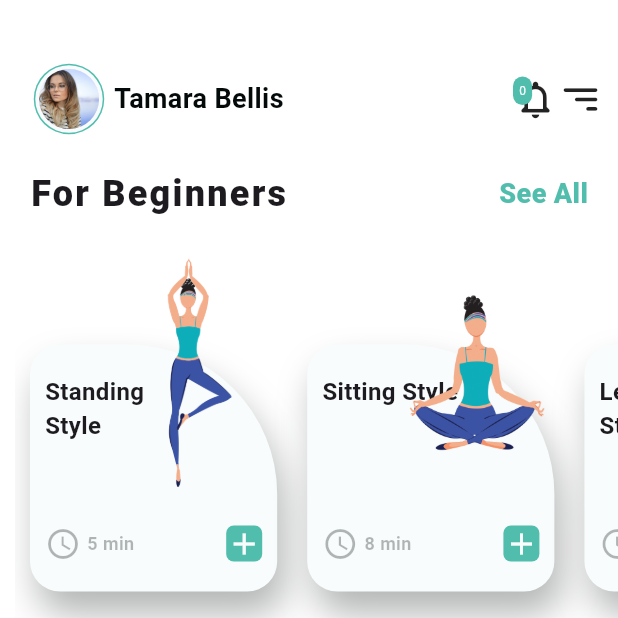
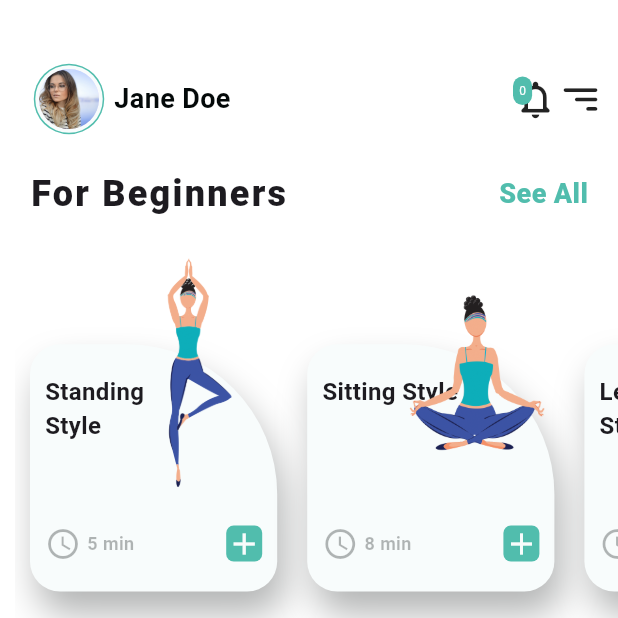
Before and after one commit to GaetanCottrez/yoga-flutter-app, a Flutter app: the HomeScreen screen opened directly, on a phone screen of 412 x 824 dp, the top half of it. Run offline on Flutter 3.47's test engine with Material 3 defaults, Android fonts, the phone set to English and light mode, and no system bars; drawn by our look-alikes of curved_navigation_bar; our stand-ins replace dartz, equatable, flutter_secure_storage, internet_connection_checker, jwt_decoder; accounts and stored records are empty.

```diff
--- a/lib/config/base_url_config.dart
+++ b/lib/config/base_url_config.dart
@@ -1,4 +1,4 @@
 class BaseUrlConfig {
-  final String baseUrlDevelopment = 'https://reqres.in/api/';
-  final String baseUrlProduction = 'https://newsapi.org';
+  final String baseUrlDevelopment = 'http://localhost:3000/';
+  final String baseUrlProduction = 'https://reqres.in/api/';
 }
--- a/lib/core/log/print.dart
+++ b/lib/core/log/print.dart
@@ -1,4 +1,4 @@
-import '../../config/environment_config.dart';
+import 'package:yoga_training_app/config/environment_config.dart';
 
 void printInternal(value) {
   if (EnvironmentConfig.isDevelopment()) print(value);
--- /dev/null
+++ b/lib/features/home/data/local/beginners.dart
@@ -0,0 +1,19 @@
+import 'package:yoga_training_app/models/style.dart';
+
+final _standStyle = Style(
+  imageUrl: 'assets/images/pose2.png',
+  name: 'Standing Style',
+  time: 5,
+);
+final _sittingStyle = Style(
+  imageUrl: 'assets/images/pose1.png',
+  name: 'Sitting Style',
+  time: 8,
+);
+final _legCrossStyle = Style(
+  imageUrl: 'assets/images/pose3.png',
+  name: 'Leg Cross Style',
+  time: 6,
+);
+
+final beginners = [_standStyle, _sittingStyle, _legCrossStyle];
--- a/lib/features/home/presentation/pages/home_screen.dart
+++ b/lib/features/home/presentation/pages/home_screen.dart
@@ -1,9 +1,10 @@
 import 'package:curved_navigation_bar/curved_navigation_bar.dart';
 import 'package:flutter/material.dart';
-import 'package:yoga_training_app/constants/constants.dart';
 import 'package:yoga_training_app/features/home/presentation/widgets/courses.dart';
 import 'package:yoga_training_app/features/home/presentation/widgets/custom_app_bar.dart';
 import 'package:yoga_training_app/features/home/presentation/widgets/diff_styles.dart';
+
+import 'package:yoga_training_app/core/constants/constants.dart';
 
 class HomeScreen extends StatefulWidget {
   @override
@@ -11,7 +12,7 @@ class HomeScreen extends StatefulWidget {
 }
 
 class _HomeScreenState extends State<HomeScreen> {
-  int selsctedIconIndex = 2;
+  int selectedIconIndex = 2;
 
   @override
   Widget build(BuildContext context) {
@@ -30,13 +31,13 @@ class _HomeScreenState extends State<HomeScreen> {
       ),
       bottomNavigationBar: CurvedNavigationBar(
         backgroundColor: Colors.transparent,
-        index: selsctedIconIndex,
+        index: selectedIconIndex,
         buttonBackgroundColor: primary,
         height: 60.0,
         color: white,
         onTap: (index) {
           setState(() {
-            selsctedIconIndex = index;
+            selectedIconIndex = index;
           });
         },
         animationDuration: Duration(
@@ -46,27 +47,27 @@ class _HomeScreenState extends State<HomeScreen> {
           Icon(
             Icons.play_arrow_outlined,
             size: 30,
-            color: selsctedIconIndex == 0 ? white : black,
+            color: selectedIconIndex == 0 ? white : black,
           ),
           Icon(
             Icons.search,
             size: 30,
-            color: selsctedIconIndex == 1 ? white : black,
+            color: selectedIconIndex == 1 ? white : black,
           ),
           Icon(
             Icons.home_outlined,
             size: 30,
-            color: selsctedIconIndex == 2 ? white : black,
+            color: selectedIconIndex == 2 ? white : black,
           ),
           Icon(
             Icons.favorite_border_outlined,
             size: 30,
-            color: selsctedIconIndex == 3 ? white : black,
+            color: selectedIconIndex == 3 ? white : black,
           ),
           Icon(
             Icons.person_outline,
             size: 30,
-            color: selsctedIconIndex == 4 ? white : black,
+            color: selectedIconIndex == 4 ? white : black,
           ),
         ],
       ),
--- a/lib/features/home/presentation/widgets/courses.dart
+++ b/lib/features/home/presentation/widgets/courses.dart
@@ -1,7 +1,7 @@
 import 'package:flutter/material.dart';
-import 'package:yoga_training_app/constants/constants.dart';
-import 'package:yoga_training_app/data/data.dart';
-import 'package:yoga_training_app/models/course.dart';
+import 'package:yoga_training_app/features/home/data/models/course.dart';
+import 'package:yoga_training_app/core/constants/constants.dart';
+import 'package:yoga_training_app/features/home/data/local/courses.dart';
 
 class Courses extends StatelessWidget {
   Widget _buildCourses(BuildContext context, int index) {
@@ -138,7 +138,7 @@ class Courses extends StatelessWidget {
           Expanded(
               child: ListView.builder(
             physics: BouncingScrollPhysics(),
-            itemCount: courses.length,
+            itemCount: courses.length > 5 ? 5 : courses.length,
             itemBuilder: (context, index) {
               return _buildCourses(context, index);
             },
--- a/lib/features/home/presentation/widgets/custom_app_bar.dart
+++ b/lib/features/home/presentation/widgets/custom_app_bar.dart
@@ -1,7 +1,7 @@
 import 'package:flutter/material.dart';
 import 'dart:math' as math;
 
-import 'package:yoga_training_app/constants/constants.dart';
+import 'package:yoga_training_app/core/constants/constants.dart';
 
 class CustomAppBar extends StatelessWidget {
   @override
@@ -48,7 +48,7 @@ class CustomAppBar extends StatelessWidget {
                 width: size.width * 0.01,
               ),
               Text(
-                'Tamara Bellis',
+                'Jane Doe',
                 style: TextStyle(
                     color: black, fontWeight: FontWeight.w600, fontSize: 18),
               ),
--- a/lib/features/home/presentation/widgets/diff_styles.dart
+++ b/lib/features/home/presentation/widgets/diff_styles.dart
@@ -1,12 +1,13 @@
 import 'package:flutter/material.dart';
-import 'package:yoga_training_app/constants/constants.dart';
-import 'package:yoga_training_app/data/data.dart';
+import 'package:yoga_training_app/core/constants/constants.dart';
 import 'package:yoga_training_app/models/style.dart';
+
+import 'package:yoga_training_app/features/home/data/local/beginners.dart';
 
 class DiffStyles extends StatelessWidget {
   _buildStyles(BuildContext context, int index) {
     Size size = MediaQuery.of(context).size;
-    Style style = styles[index];
+    Style beginner = beginners[index];
 
     return Stack(
       alignment: Alignment.center,
@@ -41,7 +42,7 @@ class DiffStyles extends StatelessWidget {
                       right: appPadding * 3,
                       top: appPadding),
                   child: Text(
-                    style.name,
+                    beginner.name,
                     style: TextStyle(
                       fontSize: 16,
                       fontWeight: FontWeight.bold,
@@ -67,7 +68,7 @@ class DiffStyles extends StatelessWidget {
                             width: size.width * 0.01,
                           ),
                           Text(
-                            style.time.toString() + ' min',
+                            beginner.time.toString() + ' min',
                             style: TextStyle(
                                 fontSize: 12,
                                 fontWeight: FontWeight.bold,
@@ -99,7 +100,7 @@ class DiffStyles extends StatelessWidget {
             child: Image(
               width: size.width * 0.3,
               height: size.height * 0.2,
-              image: AssetImage(style.imageUrl),
+              image: AssetImage(beginner.imageUrl),
             ),
           ),
         )
@@ -142,7 +143,7 @@ class DiffStyles extends StatelessWidget {
             child: ListView.builder(
                 physics: BouncingScrollPhysics(),
                 scrollDirection: Axis.horizontal,
-                itemCount: styles.length,
+                itemCount: beginners.length > 5 ? 5 : beginners.length,
                 itemBuilder: (BuildContext context, int index) {
                   return _buildStyles(context, index);
                 }),
--- a/lib/features/login/presentation/widgets/background_image_clipper.dart
+++ b/lib/features/login/presentation/widgets/background_image_clipper.dart
@@ -1,5 +1,5 @@
 import 'package:flutter/material.dart';
-import 'package:yoga_training_app/constants/constants.dart';
+import 'package:yoga_training_app/core/constants/constants.dart';
 import 'package:yoga_training_app/features/login/presentation/widgets/curve_clipper.dart';
 
 class BackgroundImage extends StatelessWidget {
--- a/lib/features/login/presentation/widgets/circle_button.dart
+++ b/lib/features/login/presentation/widgets/circle_button.dart
@@ -1,5 +1,5 @@
 import 'package:flutter/material.dart';
-import 'package:yoga_training_app/constants/constants.dart';
+import 'package:yoga_training_app/core/constants/constants.dart';
 
 class CircleButton extends StatelessWidget {
   @override
--- a/pubspec.yaml
+++ b/pubspec.yaml
@@ -35,6 +35,7 @@ dependencies:
   dartz: ^0.10.1
   dio: ^5.4.0
   flutter_secure_storage: ^9.0.0
+  jwt_decoder: ^2.0.1
 
 dev_dependencies:
   flutter_test:
```
Also changed, not shown: lib/bootstrap-app.dart (+7 -3 lines), lib/data/data.dart (deleted, +0 -40 lines), lib/features/home/data/local/courses.dart (added, +21 -0 lines), lib/features/login/presentation/widgets/login_credentials.dart (+20 -17 lines), lib/core/constants/constants.dart (renamed from lib/constants/constants.dart), lib/features/home/data/models/course.dart (renamed from lib/models/course.dart), pubspec.lock.
